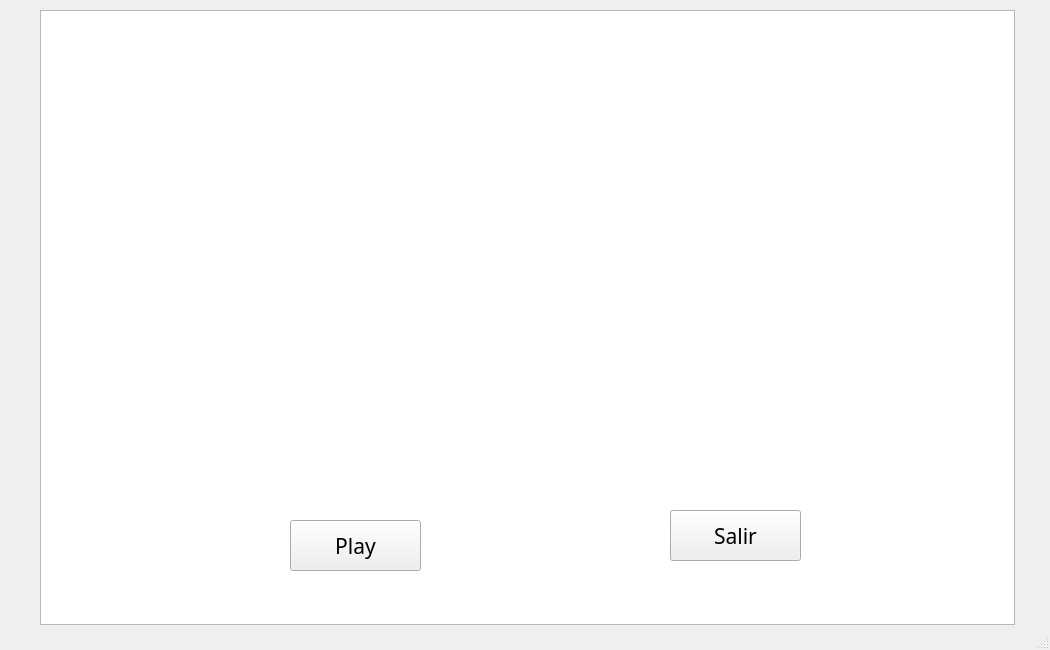
First picture: the form in Juegop/mainwindow.ui, repository pablomunoz24/proyectofinal, before the edit.
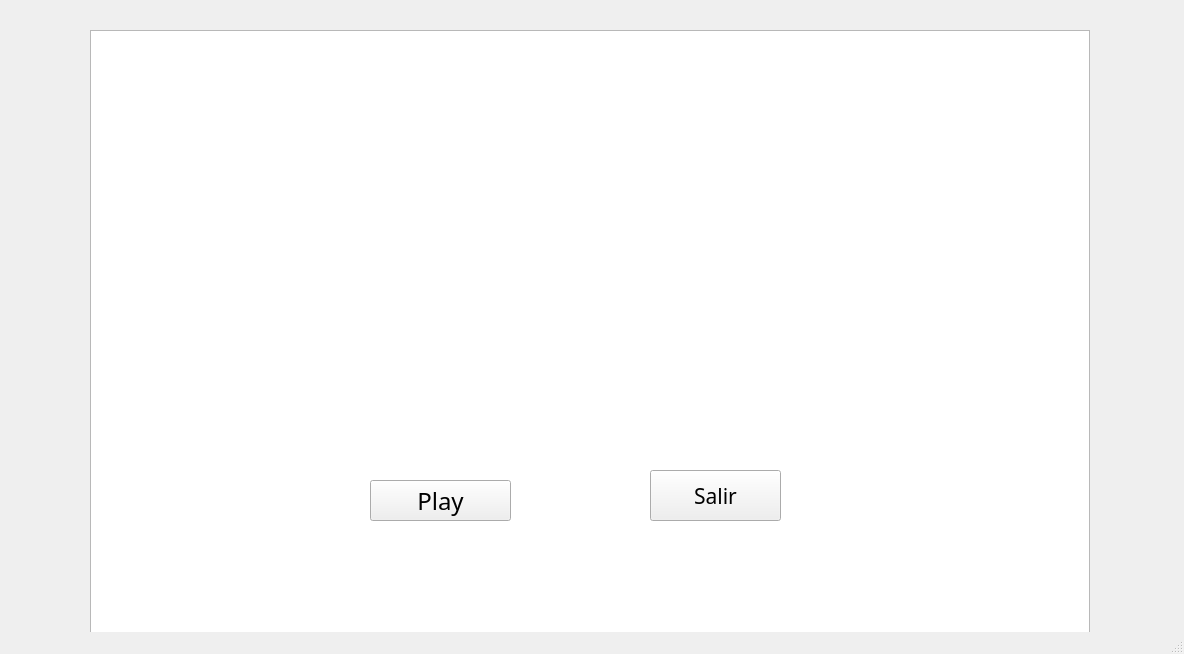
Second picture: the form after the edit.

What changed in the file:
```diff
--- a/Juegop/mainwindow.ui
+++ b/Juegop/mainwindow.ui
@@ -6,8 +6,8 @@
    <rect>
     <x>0</x>
     <y>0</y>
-    <width>1050</width>
-    <height>650</height>
+    <width>1184</width>
+    <height>654</height>
    </rect>
   </property>
   <property name="windowTitle">
@@ -17,28 +17,26 @@
    <widget class="QGraphicsView" name="graphicsView">
     <property name="geometry">
      <rect>
-      <x>40</x>
-      <y>10</y>
-      <width>975</width>
-      <height>615</height>
+      <x>90</x>
+      <y>30</y>
+      <width>1000</width>
+      <height>650</height>
      </rect>
     </property>
    </widget>
    <widget class="QPushButton" name="pushButton">
     <property name="geometry">
      <rect>
-      <x>290</x>
-      <y>520</y>
-      <width>131</width>
-      <height>51</height>
+      <x>370</x>
+      <y>480</y>
+      <width>141</width>
+      <height>41</height>
      </rect>
     </property>
     <property name="font">
      <font>
       <family>Viner Hand ITC</family>
-      <pointsize>16</pointsize>
-      <italic>false</italic>
-      <bold>false</bold>
+      <pointsize>18</pointsize>
      </font>
     </property>
     <property name="text">
@@ -48,8 +46,8 @@
    <widget class="QPushButton" name="pushButton_2">
     <property name="geometry">
      <rect>
-      <x>670</x>
-      <y>510</y>
+      <x>650</x>
+      <y>470</y>
       <width>131</width>
       <height>51</height>
      </rect>
```
Left out of the diff: 2 changed lines with no effect on the pictures.
